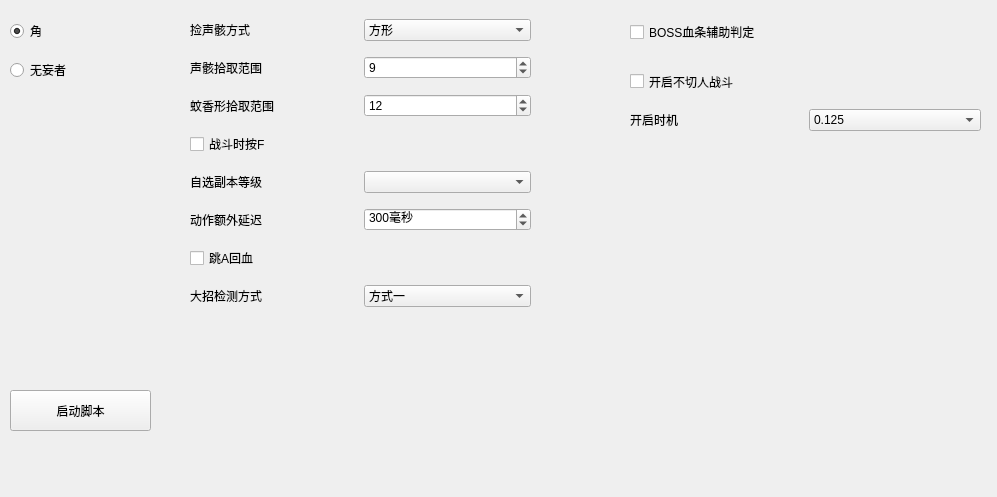
Qt form speicalbosswidget.ui (A-SunsetMkt-Forks/wuwaBackendTool) before a commit.
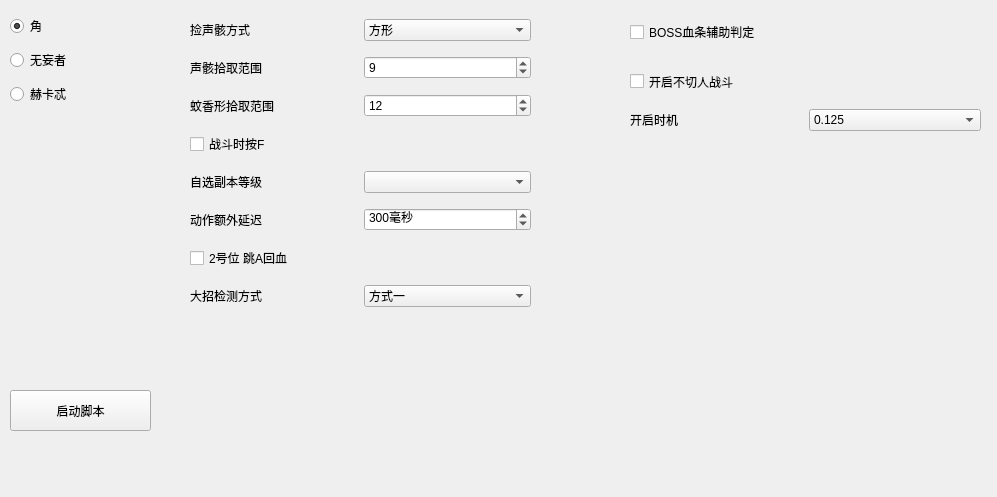
The same form after that commit.

```diff
--- a/speicalbosswidget.ui
+++ b/speicalbosswidget.ui
@@ -19,7 +19,7 @@
      <x>10</x>
      <y>10</y>
      <width>121</width>
-     <height>81</height>
+     <height>101</height>
     </rect>
    </property>
    <layout class="QVBoxLayout" name="verticalLayout">
@@ -40,6 +40,13 @@
       </property>
      </widget>
     </item>
+    <item>
+     <widget class="QRadioButton" name="HecateRadioButton">
+      <property name="text">
+       <string>赫卡忒</string>
+      </property>
+     </widget>
+    </item>
    </layout>
   </widget>
   <widget class="QWidget" name="layoutWidget">
@@ -186,7 +193,7 @@
     <item>
      <widget class="QCheckBox" name="jumpAttackToHeal">
       <property name="text">
-       <string>跳A回血</string>
+       <string>2号位 跳A回血</string>
       </property>
      </widget>
     </item>
```
Left out of the diff: 4 changed lines with no effect on the pictures.
